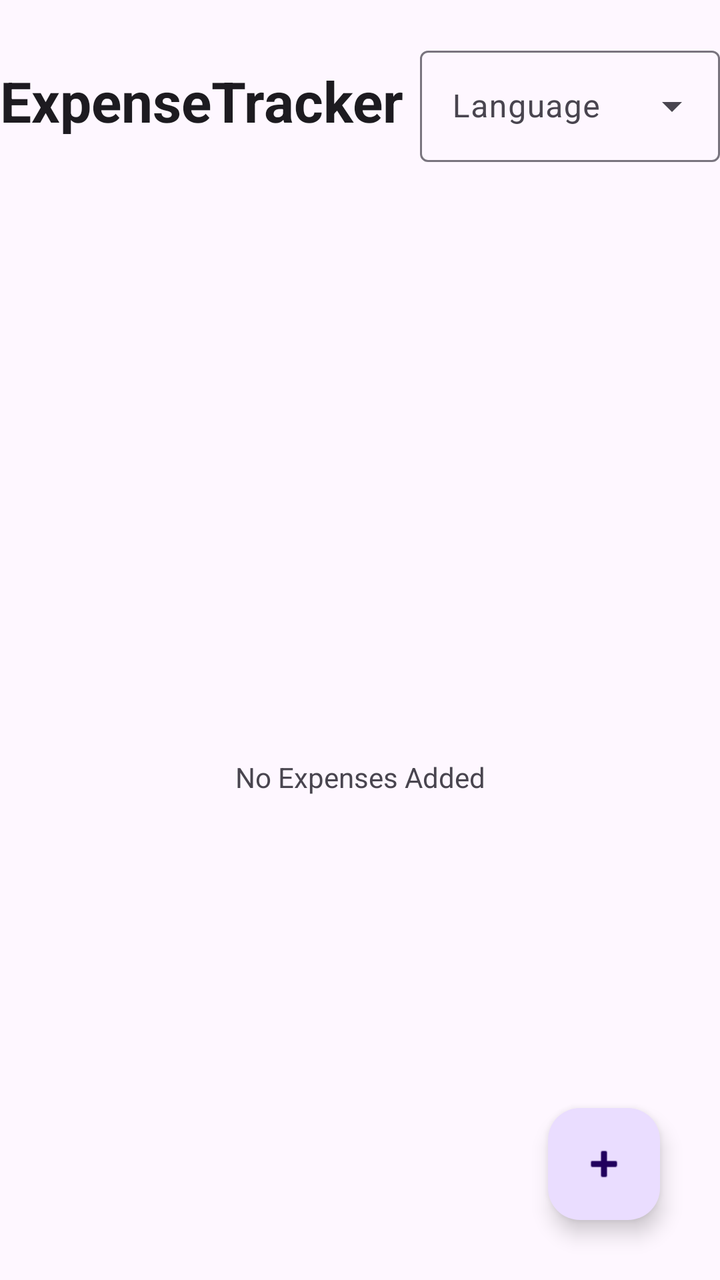
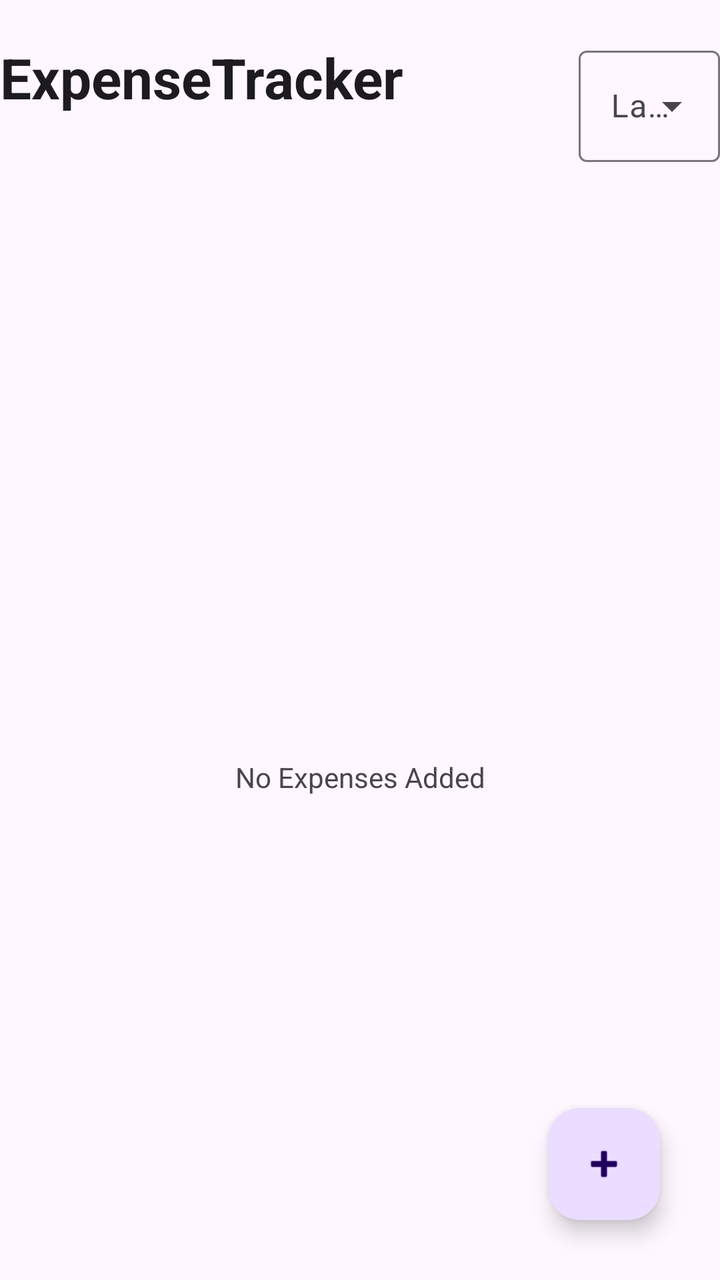

Compare the two renders of this Android layout. The source of the first and the diff that turns it into the second are given below.
<!-- AndroidManifest.xml: application theme Theme.ExpenseTracker -->
<!-- res/layout/fragment_expense_list.xml -->
<?xml version="1.0" encoding="utf-8"?>
<LinearLayout xmlns:android="http://schemas.android.com/apk/res/android"
    xmlns:tools="http://schemas.android.com/tools"
    android:layout_width="match_parent"
    android:layout_height="match_parent"
    android:orientation="vertical">
    <LinearLayout
        android:id="@+id/toolbar"
        android:layout_width="match_parent"
        android:layout_height="wrap_content"
        android:orientation="vertical"
        android:paddingTop="20dp">

        <LinearLayout
            android:layout_width="match_parent"
            android:layout_height="wrap_content"
            android:orientation="horizontal"
            android:gravity="center_vertical">

            <TextView
                android:id="@+id/titleText"
                android:layout_width="0dp"
                android:layout_height="wrap_content"
                android:layout_weight="1"
                android:text="@string/app_name"
                android:textColor="?attr/colorOnSurface"
                android:textSize="28sp"
                android:textStyle="bold"/>

            <com.google.android.material.textfield.TextInputLayout
                style="@style/Widget.Material3.TextInputLayout.OutlinedBox.ExposedDropdownMenu"
                android:layout_width="150dp"
                android:layout_height="wrap_content"
                android:hint="Language">

                <AutoCompleteTextView
                    android:id="@+id/languageDropdown"
                    android:layout_width="match_parent"
                    android:layout_height="wrap_content"
                    android:inputType="none"/>

            </com.google.android.material.textfield.TextInputLayout>
        </LinearLayout>

        <Button
            android:id="@+id/themeToggleButton"
            style="@style/Widget.Material3.Button.TextButton.Icon"
            android:layout_width="wrap_content"
            android:layout_height="wrap_content"
            android:layout_marginTop="8dp"/>

    </LinearLayout>
    <FrameLayout
        android:layout_width="match_parent"
        android:layout_height="match_parent">
        <androidx.recyclerview.widget.RecyclerView
            android:id="@+id/expenseRecyclerView"
            android:layout_width="match_parent"
            android:layout_height="match_parent"
            android:paddingEnd="5dp"
            android:clipToPadding="false"
            android:paddingBottom="85dp"
            tools:ignore="RtlSymmetry" />

        <TextView
            android:id="@android:id/empty"
            android:layout_width="match_parent"
            android:layout_height="match_parent"
            android:gravity="center"
            android:text="@string/no_data_available" />

        <com.google.android.material.floatingactionbutton.FloatingActionButton
            android:id="@+id/addExpenseFab"
            android:layout_width="wrap_content"
            android:layout_height="wrap_content"
            android:layout_gravity="bottom|end"
            android:layout_margin="30dp"
            android:src="@android:drawable/ic_input_add"
            android:contentDescription="@string/add_expense" />
    </FrameLayout>
</LinearLayout>
<!-- resources referenced by this layout -->
<resources>
  <string name="add_expense">Add expense</string>
  <string name="app_name">ExpenseTracker</string>
  <string name="no_data_available">No Expenses Added</string>
  <style name="Theme.ExpenseTracker" parent="Theme.Material3.DayNight.NoActionBar" />
</resources>

<!-- the commit's change to res/layout/fragment_expense_list.xml (unified diff, before → after) -->
@@ -20,17 +20,18 @@
             <TextView
                 android:id="@+id/titleText"
                 android:layout_width="0dp"
-                android:layout_height="wrap_content"
+                android:layout_height="match_parent"
                 android:layout_weight="1"
                 android:text="@string/app_name"
                 android:textColor="?attr/colorOnSurface"
-                android:textSize="28sp"
+                android:textSize="@dimen/text_size"
                 android:textStyle="bold"/>
 
             <com.google.android.material.textfield.TextInputLayout
                 style="@style/Widget.Material3.TextInputLayout.OutlinedBox.ExposedDropdownMenu"
-                android:layout_width="150dp"
-                android:layout_height="wrap_content"
+                android:layout_width="wrap_content"
+                android:layout_weight="0.05"
+                android:layout_height="match_parent"
                 android:hint="Language">
 
                 <AutoCompleteTextView
<!-- resource entries referenced after the edit -->
@@ -1,5 +1,6 @@
 <!-- resources referenced by this layout -->
 <resources>
+  <dimen name="text_size">28sp</dimen>
   <string name="add_expense">Add expense</string>
   <string name="app_name">ExpenseTracker</string>
   <string name="no_data_available">No Expenses Added</string>
